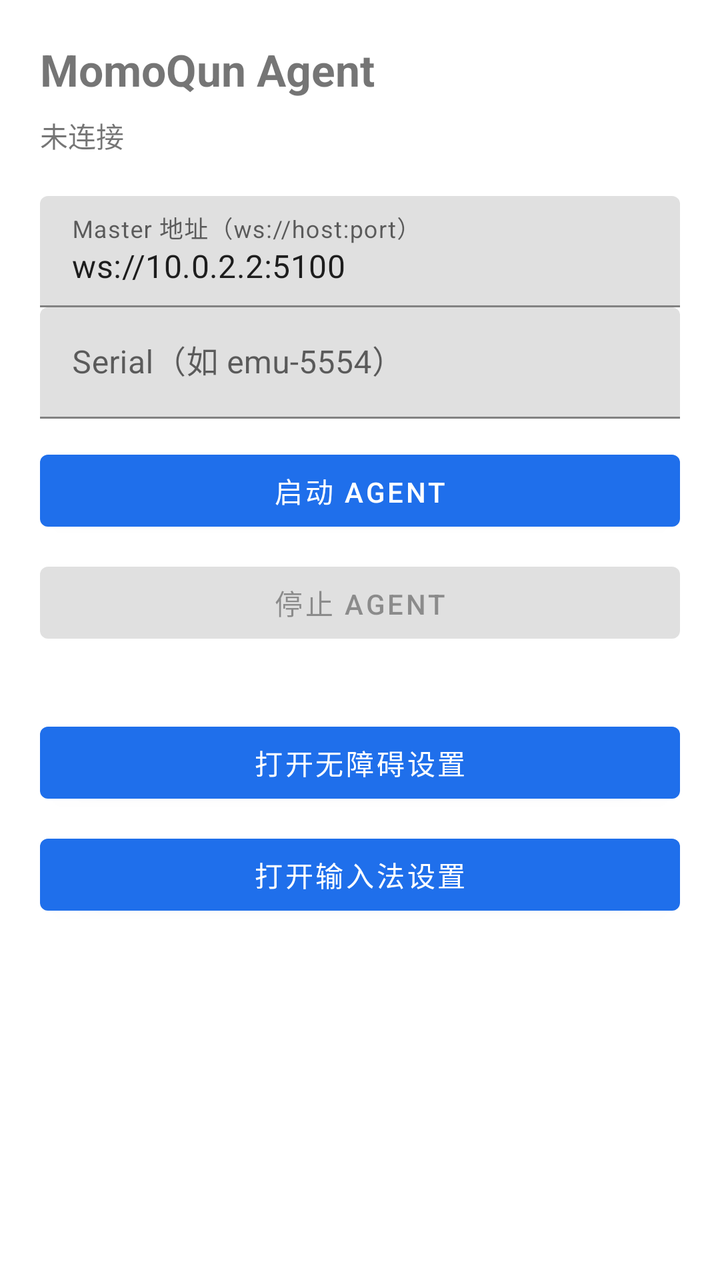
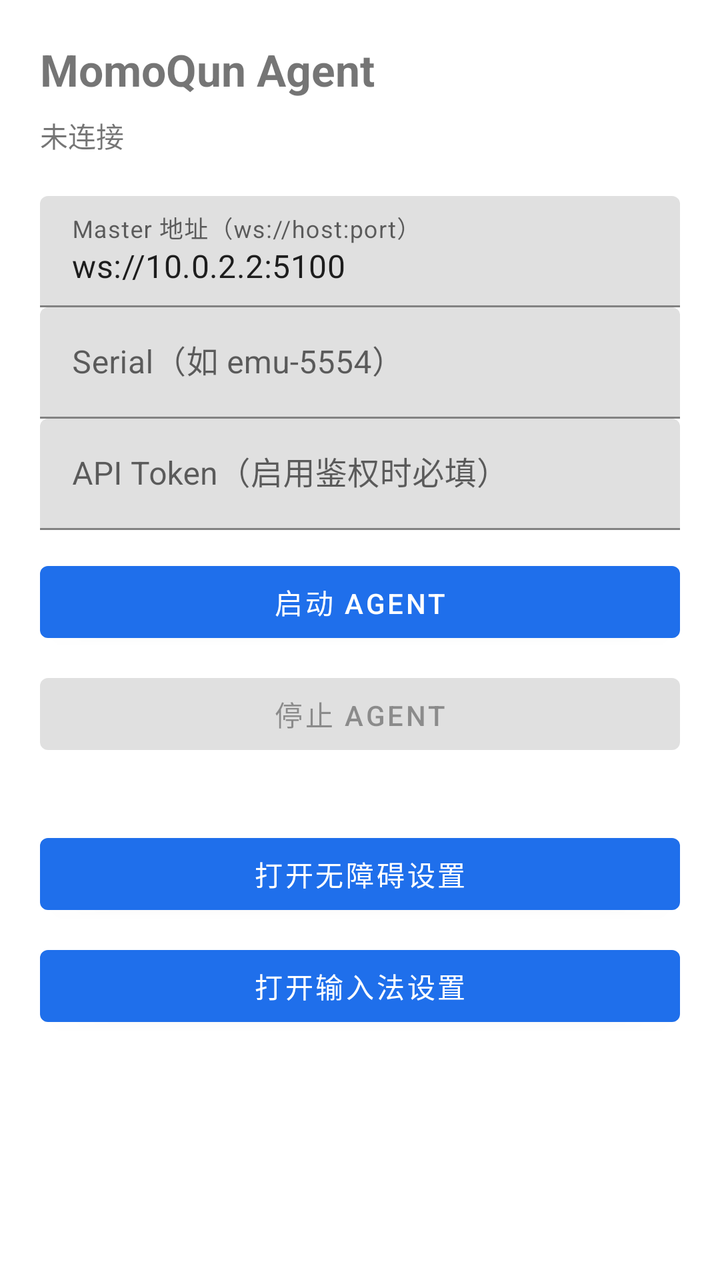

The first picture is an Android layout as it rendered before a commit; the second is the same layout after the commit. The layout source and the unified diff follow.
<!-- AndroidManifest.xml: application theme Theme.MomoQunAgent -->
<!-- res/layout/activity_main.xml -->
<?xml version="1.0" encoding="utf-8"?>
<ScrollView xmlns:android="http://schemas.android.com/apk/res/android"
    android:layout_width="match_parent"
    android:layout_height="match_parent"
    android:fillViewport="true">

    <LinearLayout
        android:layout_width="match_parent"
        android:layout_height="wrap_content"
        android:orientation="vertical"
        android:padding="20dp">

        <TextView
            android:id="@+id/title"
            android:layout_width="wrap_content"
            android:layout_height="wrap_content"
            android:text="@string/app_name"
            android:textSize="22sp"
            android:textStyle="bold" />

        <TextView
            android:id="@+id/status"
            android:layout_width="wrap_content"
            android:layout_height="wrap_content"
            android:layout_marginTop="8dp"
            android:text="@string/status_disconnected"
            android:textSize="14sp" />

        <com.google.android.material.textfield.TextInputLayout
            android:layout_width="match_parent"
            android:layout_height="wrap_content"
            android:layout_marginTop="20dp"
            android:hint="@string/hint_master">

            <com.google.android.material.textfield.TextInputEditText
                android:id="@+id/inputMaster"
                android:layout_width="match_parent"
                android:layout_height="wrap_content"
                android:inputType="textUri"
                android:text="ws://10.0.2.2:5100" />
        </com.google.android.material.textfield.TextInputLayout>

        <com.google.android.material.textfield.TextInputLayout
            android:layout_width="match_parent"
            android:layout_height="wrap_content"
            android:hint="@string/hint_serial">

            <com.google.android.material.textfield.TextInputEditText
                android:id="@+id/inputSerial"
                android:layout_width="match_parent"
                android:layout_height="wrap_content"
                android:inputType="text" />
        </com.google.android.material.textfield.TextInputLayout>

        <Button
            android:id="@+id/btnStart"
            android:layout_width="match_parent"
            android:layout_height="wrap_content"
            android:layout_marginTop="12dp"
            android:text="@string/btn_start" />

        <Button
            android:id="@+id/btnStop"
            android:layout_width="match_parent"
            android:layout_height="wrap_content"
            android:layout_marginTop="8dp"
            android:enabled="false"
            android:text="@string/btn_stop" />

        <Button
            android:id="@+id/btnOpenA11y"
            android:layout_width="match_parent"
            android:layout_height="wrap_content"
            android:layout_marginTop="32dp"
            android:text="@string/btn_open_a11y" />

        <Button
            android:id="@+id/btnOpenIme"
            android:layout_width="match_parent"
            android:layout_height="wrap_content"
            android:layout_marginTop="8dp"
            android:text="@string/btn_open_ime" />

        <TextView
            android:id="@+id/log"
            android:layout_width="match_parent"
            android:layout_height="wrap_content"
            android:layout_marginTop="24dp"
            android:fontFamily="monospace"
            android:textIsSelectable="true"
            android:textSize="11sp" />

    </LinearLayout>
</ScrollView>
<!-- resources referenced by this layout -->
<resources>
  <string name="app_name">MomoQun Agent</string>
  <string name="btn_open_a11y">打开无障碍设置</string>
  <string name="btn_open_ime">打开输入法设置</string>
  <string name="btn_start">启动 Agent</string>
  <string name="btn_stop">停止 Agent</string>
  <string name="hint_master">Master 地址（ws://host:port）</string>
  <string name="hint_serial">Serial（如 emu-5554）</string>
  <string name="status_disconnected">未连接</string>
  <style name="Theme.MomoQunAgent" parent="Theme.MaterialComponents.DayNight.NoActionBar">
          <item name="colorPrimary">#1F6FEB</item>
          <item name="colorPrimaryDark">#0B2B58</item>
          <item name="colorAccent">#1F6FEB</item>
      </style>
</resources>

<!-- the commit's change to res/layout/activity_main.xml (unified diff, before → after) -->
@@ -52,6 +52,18 @@
                 android:inputType="text" />
         </com.google.android.material.textfield.TextInputLayout>
 
+        <com.google.android.material.textfield.TextInputLayout
+            android:layout_width="match_parent"
+            android:layout_height="wrap_content"
+            android:hint="@string/hint_token">
+
+            <com.google.android.material.textfield.TextInputEditText
+                android:id="@+id/inputToken"
+                android:layout_width="match_parent"
+                android:layout_height="wrap_content"
+                android:inputType="textPassword" />
+        </com.google.android.material.textfield.TextInputLayout>
+
         <Button
             android:id="@+id/btnStart"
             android:layout_width="match_parent"
<!-- resource entries referenced after the edit -->
@@ -7,6 +7,7 @@
   <string name="btn_stop">停止 Agent</string>
   <string name="hint_master">Master 地址（ws://host:port）</string>
   <string name="hint_serial">Serial（如 emu-5554）</string>
+  <string name="hint_token">API Token（启用鉴权时必填）</string>
   <string name="status_disconnected">未连接</string>
   <style name="Theme.MomoQunAgent" parent="Theme.MaterialComponents.DayNight.NoActionBar">
           <item name="colorPrimary">#1F6FEB</item>
